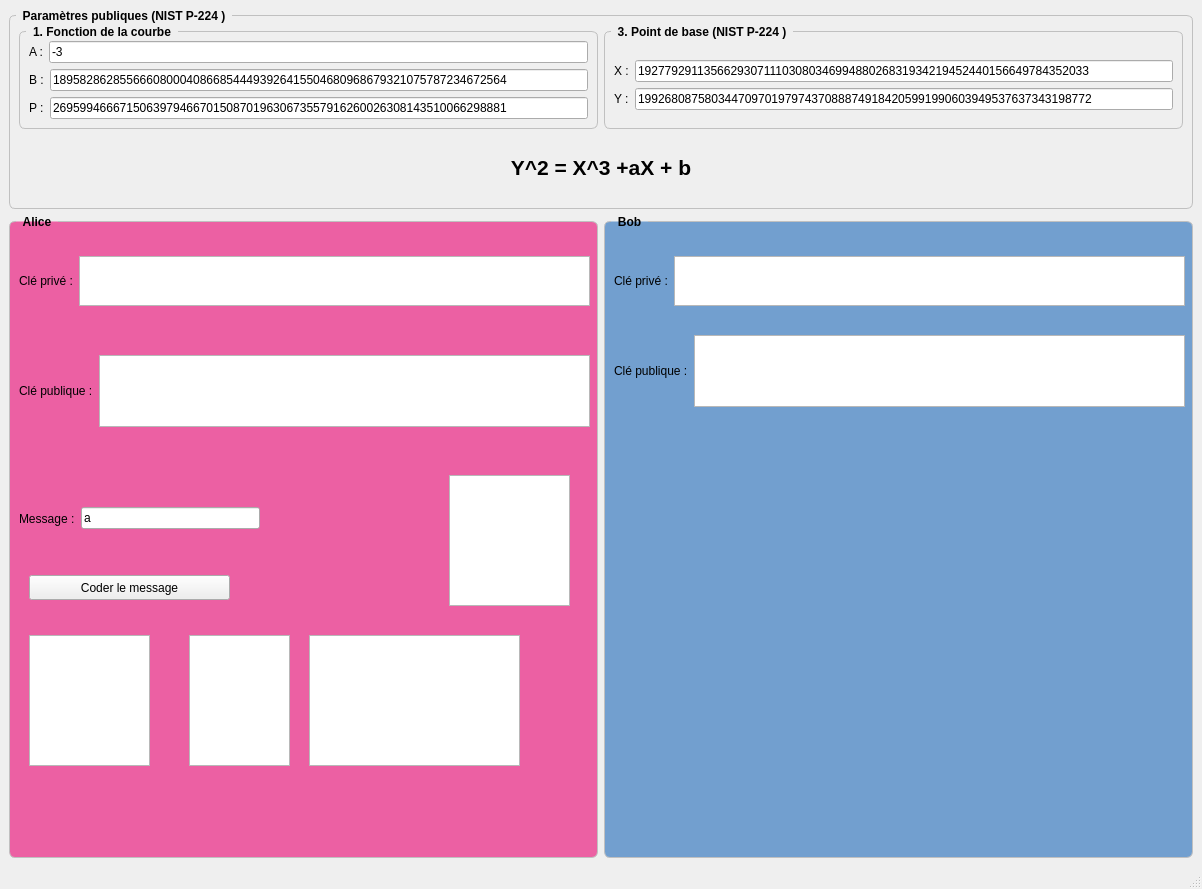
Qt form bigwindow.ui (ictlotfi/CryptoPFE) before a commit.
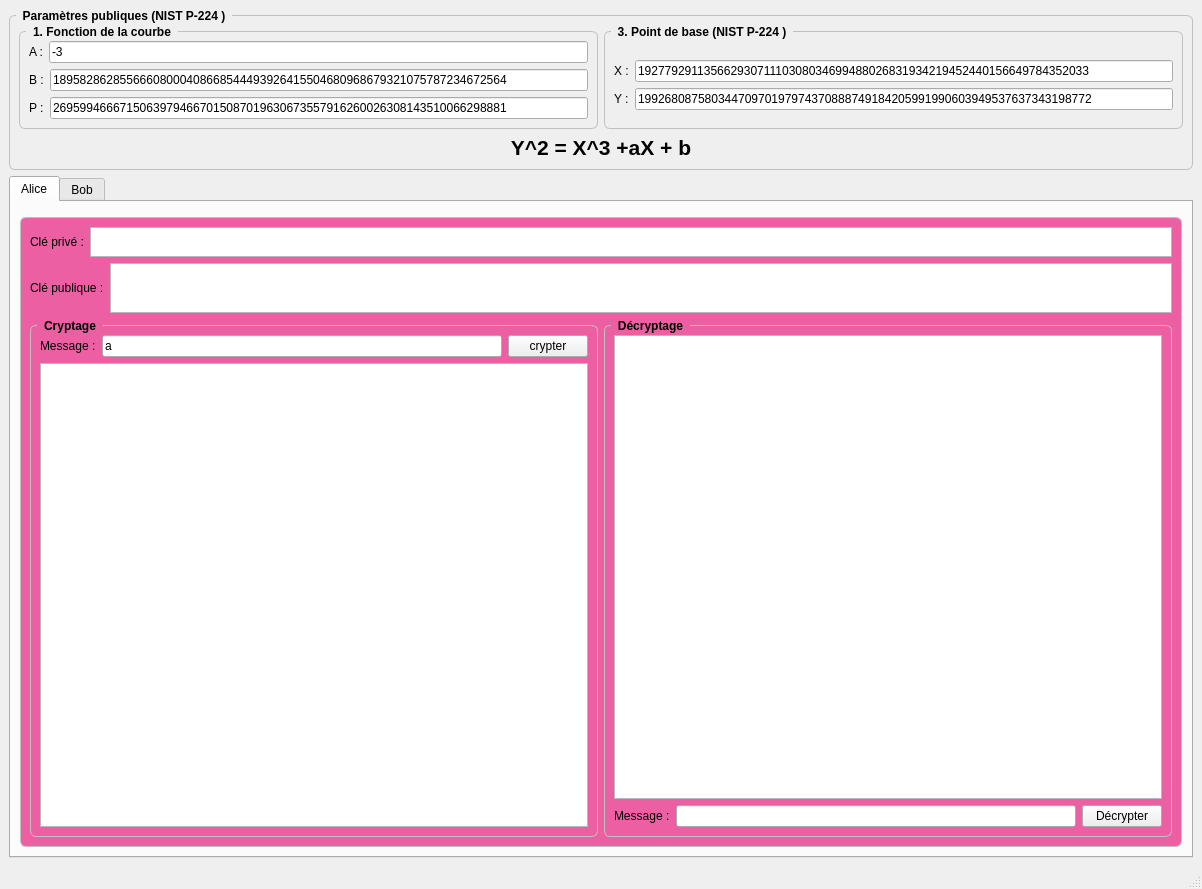
The same form after that commit.

Patch:
```diff
--- a/bigwindow.ui
+++ b/bigwindow.ui
@@ -14,8 +14,8 @@
    <string>Big Window</string>
   </property>
   <widget class="QWidget" name="centralwidget">
-   <layout class="QGridLayout" name="gridLayout">
-    <item row="0" column="0" colspan="2">
+   <layout class="QVBoxLayout" name="verticalLayout_5">
+    <item>
      <widget class="QGroupBox" name="groupBox_6">
       <property name="maximumSize">
        <size>
@@ -221,7 +221,17 @@
       </layout>
      </widget>
     </item>
-    <item row="1" column="0">
+    <item>
+     <widget class="QTabWidget" name="tabWidget">
+      <property name="currentIndex">
+       <number>0</number>
+      </property>
+      <widget class="QWidget" name="tab">
+       <attribute name="title">
+        <string>Alice</string>
+       </attribute>
+       <layout class="QVBoxLayout" name="verticalLayout_7">
+        <item>
      <widget class="QGroupBox" name="groupBox_2">
       <property name="styleSheet">
        <string notr="true">QGroupBox {
@@ -242,20 +252,25 @@
 </string>
       </property>
       <property name="title">
-       <string>Alice</string>
-      </property>
-      <widget class="QWidget" name="layoutWidget">
-       <property name="geometry">
-        <rect>
-         <x>10</x>
-         <y>30</y>
-         <width>571</width>
-         <height>72</height>
-        </rect>
-       </property>
+           <string/>
+          </property>
+          <layout class="QGridLayout" name="gridLayout">
+           <item row="0" column="0" colspan="2">
        <layout class="QHBoxLayout" name="horizontalLayout_6">
+             <property name="spacing">
+              <number>6</number>
+             </property>
+             <property name="sizeConstraint">
+              <enum>QLayout::SetMaximumSize</enum>
+             </property>
         <item>
          <widget class="QLabel" name="label_6">
+               <property name="maximumSize">
+                <size>
+                 <width>16777215</width>
+                 <height>30</height>
+                </size>
+               </property>
           <property name="text">
            <string>Clé privé :</string>
           </property>
@@ -266,97 +281,50 @@
           <property name="maximumSize">
            <size>
             <width>16777215</width>
-            <height>50</height>
+                 <height>30</height>
            </size>
           </property>
          </widget>
         </item>
        </layout>
-      </widget>
-      <widget class="QWidget" name="layoutWidget_2">
-       <property name="geometry">
-        <rect>
-         <x>10</x>
-         <y>140</y>
-         <width>571</width>
-         <height>72</height>
-        </rect>
-       </property>
+           </item>
+           <item row="1" column="0" colspan="2">
        <layout class="QHBoxLayout" name="horizontalLayout_8">
+             <property name="sizeConstraint">
+              <enum>QLayout::SetMaximumSize</enum>
+             </property>
         <item>
          <widget class="QLabel" name="label_8">
+               <property name="maximumSize">
+                <size>
+                 <width>16777215</width>
+                 <height>50</height>
+                </size>
+               </property>
           <property name="text">
            <string>Clé publique :</string>
           </property>
          </widget>
         </item>
         <item>
-         <widget class="QTextEdit" name="textEdit_public_key_alice"/>
-        </item>
-       </layout>
-      </widget>
-      <widget class="QPushButton" name="button_encode_message">
-       <property name="geometry">
-        <rect>
-         <x>20</x>
-         <y>360</y>
-         <width>201</width>
-         <height>25</height>
-        </rect>
-       </property>
-       <property name="text">
-        <string>Coder le message</string>
-       </property>
-      </widget>
-      <widget class="QTextEdit" name="textEdit_encoded_message">
-       <property name="geometry">
-        <rect>
-         <x>20</x>
-         <y>420</y>
-         <width>121</width>
-         <height>131</height>
-        </rect>
-       </property>
-      </widget>
-      <widget class="QTextEdit" name="textEdit_encrypted_message">
-       <property name="geometry">
-        <rect>
-         <x>180</x>
-         <y>420</y>
-         <width>101</width>
-         <height>131</height>
-        </rect>
-       </property>
-      </widget>
-      <widget class="QTextEdit" name="textEdit_cm_message">
-       <property name="geometry">
-        <rect>
-         <x>300</x>
-         <y>420</y>
-         <width>211</width>
-         <height>131</height>
-        </rect>
-       </property>
-      </widget>
-      <widget class="QTextEdit" name="textEdit_decrypted_message">
-       <property name="geometry">
-        <rect>
-         <x>440</x>
-         <y>260</y>
-         <width>121</width>
-         <height>131</height>
-        </rect>
-       </property>
-      </widget>
-      <widget class="QWidget" name="layoutWidget_3">
-       <property name="geometry">
-        <rect>
-         <x>10</x>
-         <y>290</y>
-         <width>241</width>
-         <height>27</height>
-        </rect>
-       </property>
+              <widget class="QTextEdit" name="textEdit_public_key_alice">
+               <property name="maximumSize">
+                <size>
+                 <width>16777215</width>
+                 <height>50</height>
+                </size>
+               </property>
+              </widget>
+             </item>
+            </layout>
+           </item>
+           <item row="2" column="0">
+            <widget class="QGroupBox" name="groupBox_4">
+             <property name="title">
+              <string>Cryptage</string>
+             </property>
+             <layout class="QVBoxLayout" name="verticalLayout_8">
+              <item>
        <layout class="QHBoxLayout" name="horizontalLayout_11">
         <item>
          <widget class="QLabel" name="label_11">
@@ -372,11 +340,75 @@
           </property>
          </widget>
         </item>
-       </layout>
-      </widget>
-     </widget>
-    </item>
-    <item row="1" column="1">
+                <item>
+                 <widget class="QPushButton" name="button_encode_message">
+                  <property name="cursor">
+                   <cursorShape>PointingHandCursor</cursorShape>
+                  </property>
+                  <property name="text">
+                   <string>crypter</string>
+                  </property>
+                 </widget>
+                </item>
+               </layout>
+              </item>
+              <item>
+               <widget class="QTextEdit" name="textEdit_encrypted_message"/>
+              </item>
+             </layout>
+            </widget>
+           </item>
+           <item row="2" column="1">
+            <widget class="QGroupBox" name="groupBox_7">
+             <property name="title">
+              <string>Décryptage</string>
+             </property>
+             <layout class="QVBoxLayout" name="verticalLayout_9">
+              <item>
+               <widget class="QTextEdit" name="textEdit_encrypted_message_received"/>
+              </item>
+              <item>
+               <layout class="QHBoxLayout" name="horizontalLayout_12">
+                <item>
+                 <widget class="QLabel" name="label_12">
+                  <property name="text">
+                   <string>Message :</string>
+                  </property>
+                 </widget>
+                </item>
+                <item>
+                 <widget class="QLineEdit" name="lineEdit_message_2">
+                  <property name="text">
+                   <string/>
+                  </property>
+                 </widget>
+                </item>
+                <item>
+                 <widget class="QPushButton" name="button_decrypt_message">
+                  <property name="cursor">
+                   <cursorShape>PointingHandCursor</cursorShape>
+                  </property>
+                  <property name="text">
+                   <string>Décrypter</string>
+                  </property>
+                 </widget>
+                </item>
+               </layout>
+              </item>
+             </layout>
+            </widget>
+           </item>
+          </layout>
+         </widget>
+        </item>
+       </layout>
+      </widget>
+      <widget class="QWidget" name="tab_2">
+       <attribute name="title">
+        <string>Bob</string>
+       </attribute>
+       <layout class="QVBoxLayout" name="verticalLayout_6">
+        <item>
      <widget class="QGroupBox" name="groupBox">
       <property name="styleSheet">
        <string notr="true">QGroupBox {
@@ -397,42 +429,19 @@
 </string>
       </property>
       <property name="title">
-       <string>Bob</string>
-      </property>
-      <widget class="QWidget" name="layoutWidget_4">
-       <property name="geometry">
-        <rect>
-         <x>10</x>
-         <y>120</y>
-         <width>571</width>
-         <height>72</height>
-        </rect>
-       </property>
-       <layout class="QHBoxLayout" name="horizontalLayout_9">
-        <item>
-         <widget class="QLabel" name="label_9">
-          <property name="text">
-           <string>Clé publique :</string>
-          </property>
-         </widget>
-        </item>
-        <item>
-         <widget class="QTextEdit" name="textEdit_public_key_bob"/>
-        </item>
-       </layout>
-      </widget>
-      <widget class="QWidget" name="layoutWidget_5">
-       <property name="geometry">
-        <rect>
-         <x>10</x>
-         <y>30</y>
-         <width>571</width>
-         <height>72</height>
-        </rect>
-       </property>
+           <string/>
+          </property>
+          <layout class="QGridLayout" name="gridLayout_2">
+           <item row="0" column="0" colspan="2">
        <layout class="QHBoxLayout" name="horizontalLayout_10">
         <item>
          <widget class="QLabel" name="label_10">
+               <property name="maximumSize">
+                <size>
+                 <width>16777215</width>
+                 <height>30</height>
+                </size>
+               </property>
           <property name="text">
            <string>Clé privé :</string>
           </property>
@@ -443,9 +452,113 @@
           <property name="maximumSize">
            <size>
             <width>16777215</width>
+                 <height>30</height>
+                </size>
+               </property>
+              </widget>
+             </item>
+            </layout>
+           </item>
+           <item row="1" column="0" colspan="2">
+            <layout class="QHBoxLayout" name="horizontalLayout_9">
+             <item>
+              <widget class="QLabel" name="label_9">
+               <property name="maximumSize">
+                <size>
+                 <width>16777215</width>
             <height>50</height>
            </size>
           </property>
+               <property name="text">
+                <string>Clé publique :</string>
+               </property>
+              </widget>
+             </item>
+             <item>
+              <widget class="QTextEdit" name="textEdit_public_key_bob">
+               <property name="maximumSize">
+                <size>
+                 <width>16777215</width>
+                 <height>50</height>
+                </size>
+               </property>
+              </widget>
+             </item>
+            </layout>
+           </item>
+           <item row="2" column="0">
+            <widget class="QGroupBox" name="groupBox_8">
+             <property name="title">
+              <string>Cryptage</string>
+             </property>
+             <layout class="QVBoxLayout" name="verticalLayout_10">
+              <item>
+               <layout class="QHBoxLayout" name="horizontalLayout_13">
+                <item>
+                 <widget class="QLabel" name="label_7">
+                  <property name="text">
+                   <string>Message :</string>
+                  </property>
+                 </widget>
+                </item>
+                <item>
+                 <widget class="QLineEdit" name="lineEdit"/>
+                </item>
+                <item>
+                 <widget class="QPushButton" name="pushButton">
+                  <property name="cursor">
+                   <cursorShape>PointingHandCursor</cursorShape>
+                  </property>
+                  <property name="text">
+                   <string>Crypter</string>
+                  </property>
+                 </widget>
+                </item>
+               </layout>
+              </item>
+              <item>
+               <widget class="QTextEdit" name="textEdit"/>
+              </item>
+             </layout>
+            </widget>
+           </item>
+           <item row="2" column="1">
+            <widget class="QGroupBox" name="groupBox_9">
+             <property name="title">
+              <string>Décryptage</string>
+             </property>
+             <layout class="QVBoxLayout" name="verticalLayout_11">
+              <item>
+               <widget class="QTextEdit" name="textEdit_2"/>
+              </item>
+              <item>
+               <layout class="QHBoxLayout" name="horizontalLayout_14">
+                <item>
+                 <widget class="QLabel" name="label_13">
+                  <property name="text">
+                   <string>Message :</string>
+                  </property>
+                 </widget>
+                </item>
+                <item>
+                 <widget class="QLineEdit" name="lineEdit_2"/>
+                </item>
+                <item>
+                 <widget class="QPushButton" name="pushButton_2">
+                  <property name="cursor">
+                   <cursorShape>PointingHandCursor</cursorShape>
+                  </property>
+                  <property name="text">
+                   <string>Décrypter</string>
+                  </property>
+                 </widget>
+                </item>
+               </layout>
+              </item>
+             </layout>
+            </widget>
+           </item>
+          </layout>
          </widget>
         </item>
        </layout>
```
Lines whose indentation alone changed are shown as unchanged.
